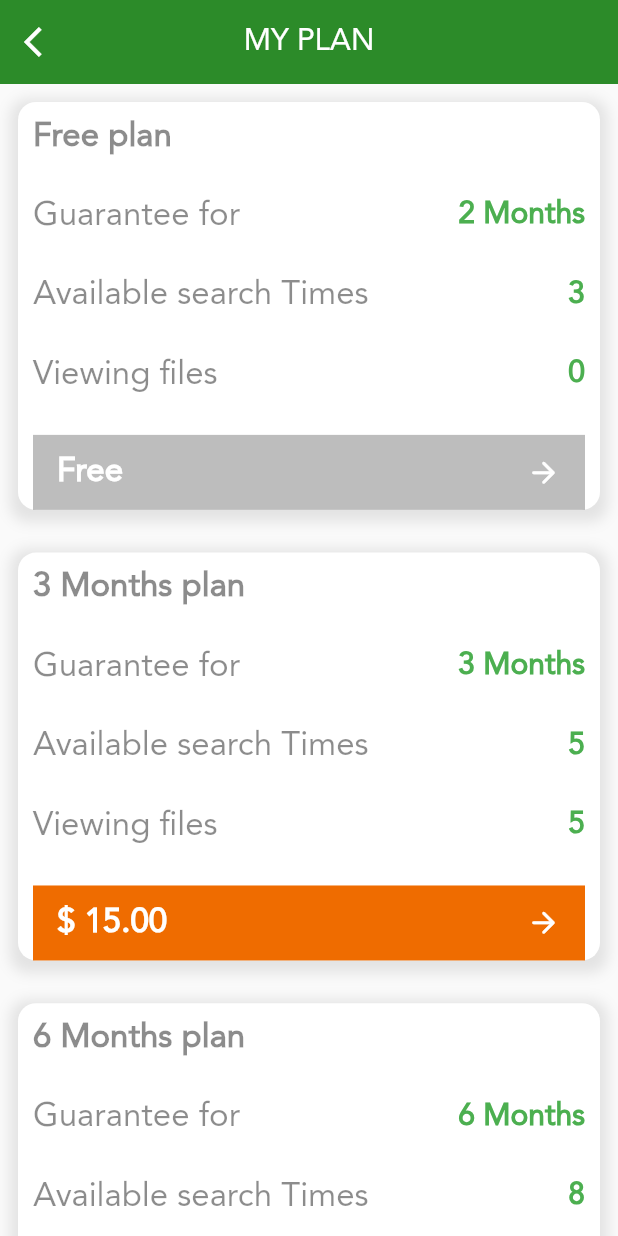
After one commit to khaledshehata1997/hvacr_toolbox, a Flutter app: the MyPlan screen opened directly, on a phone screen of 412 x 824 dp. The commit adds this screen. Run offline on Flutter 3.47's test engine with Material 2 defaults, Android fonts, the phone set to English and light mode, and no system bars; our stand-ins replace splashscreen.

Commit message:
3 commit (khaled)

```diff
--- /dev/null
+++ b/lib/screens/my_plan.dart
@@ -0,0 +1,456 @@
+import 'package:flutter/material.dart';
+import 'package:hvacr_tool_box/widgets/appBar.dart';
+import 'package:hvacr_tool_box/widgets/default_button.dart';
+
+class MyPlan extends StatelessWidget {
+  @override
+  Widget build(BuildContext context) {
+    var mediQuery=MediaQuery.of(context).size;
+    return Scaffold(
+      appBar: appbar(context, 'MY PLAN', true),
+      body: ListView(
+        children: [
+          Container(
+            margin: EdgeInsets.only(left: 12,right: 12,top: 12),
+            padding: EdgeInsets.only(top: 10,left: 10,right: 10),
+            width: mediQuery.width * .9,
+            height: mediQuery.height * .33,
+            decoration: BoxDecoration(
+              color: Colors.white,
+              boxShadow: [
+                BoxShadow(
+                  color: Colors.grey.withOpacity(0.25),
+                  spreadRadius: 5,
+                  blurRadius: 7,
+                  offset: Offset(0, 3), // changes position of shadow
+                ),
+              ],
+              borderRadius: BorderRadius.circular(12),
+            ),
+            child: Column(
+              mainAxisAlignment: MainAxisAlignment.spaceBetween,
+              crossAxisAlignment: CrossAxisAlignment.start,
+              children: [
+                Text(
+                  "Free plan",
+                  style: TextStyle(
+                      fontSize: 22,
+                      color: Colors.black45,
+                      fontWeight: FontWeight.bold),
+                ),
+                Row(
+                  mainAxisAlignment: MainAxisAlignment.spaceBetween,
+                  children: [
+                    Text(
+                      "Guarantee for",
+                      style: TextStyle(
+                          fontSize: 22,
+                          color: Colors.black45,
+                          fontWeight: FontWeight.w500),
+                    ),
+                    Text(
+                      "2 Months",
+                      style: TextStyle(
+                          fontSize: 20,
+                          color: Colors.green,
+                          fontWeight: FontWeight.bold),
+                    ),
+                  ],
+                ),
+                Row(
+                  mainAxisAlignment: MainAxisAlignment.spaceBetween,
+                  children: [
+                    Text(
+                      "Available search Times ",
+                      style: TextStyle(
+                          fontSize: 22,
+                          color: Colors.black45,
+                          fontWeight: FontWeight.w500),
+                    ),
+                    Text(
+                      "3",
+                      style: TextStyle(
+                          fontSize: 20,
+                          color: Colors.green,
+                          fontWeight: FontWeight.bold),
+                    ),
+                  ],
+                ),
+                Row(
+                  mainAxisAlignment: MainAxisAlignment.spaceBetween,
+                  children: [
+                    Text(
+                      "Viewing files",
+                      style: TextStyle(
+                          fontSize: 22,
+                          color: Colors.black45,
+                          fontWeight: FontWeight.w500),
+                    ),
+                    Text(
+                      "0",
+                      style: TextStyle(
+                          fontSize: 20,
+                          color: Colors.green,
+                          fontWeight: FontWeight.bold),
+                    ),
+                  ],
+                ),
+                Container(
+                  width: mediQuery.width *.9,
+                  height: 50,
+                  color: Colors.black26,
+                  child: FlatButton(
+                    onPressed: (){},
+                    child: Row(
+                      mainAxisAlignment: MainAxisAlignment.spaceBetween,
+                      children: [
+                      Text(
+                        "Free ",
+                        style: TextStyle(
+                            fontSize: 22,
+                            color: Colors.white,
+                            fontWeight: FontWeight.bold),
+                      ),
+                        Icon(Icons.arrow_forward_rounded,color: Colors.white,size: 23,)
+                    ],),
+                  ),
+
+                )
+              ],
+            ),
+          ),
+          SizedBox(height: mediQuery.height*.02,),
+          Container(
+            margin: EdgeInsets.only(left: 12,right: 12,top: 12),
+            padding: EdgeInsets.only(top: 10,left: 10,right: 10),
+            width: mediQuery.width * .9,
+            height: mediQuery.height * .33,
+            decoration: BoxDecoration(
+              color: Colors.white,
+              boxShadow: [
+                BoxShadow(
+                  color: Colors.grey.withOpacity(0.25),
+                  spreadRadius: 5,
+                  blurRadius: 7,
+                  offset: Offset(0, 3), // changes position of shadow
+                ),
+              ],
+              borderRadius: BorderRadius.circular(12),
+            ),
+            child: Column(
+              mainAxisAlignment: MainAxisAlignment.spaceBetween,
+              crossAxisAlignment: CrossAxisAlignment.start,
+              children: [
+                Text(
+                  "3 Months plan",
+                  style: TextStyle(
+                      fontSize: 22,
+                      color: Colors.black45,
+                      fontWeight: FontWeight.bold),
+                ),
+                Row(
+                  mainAxisAlignment: MainAxisAlignment.spaceBetween,
+                  children: [
+                    Text(
+                      "Guarantee for",
+                      style: TextStyle(
+                          fontSize: 22,
+                          color: Colors.black45,
+                          fontWeight: FontWeight.w500),
+                    ),
+                    Text(
+                      "3 Months",
+                      style: TextStyle(
+                          fontSize: 20,
+                          color: Colors.green,
+                          fontWeight: FontWeight.bold),
+                    ),
+                  ],
+                ),
+                Row(
+                  mainAxisAlignment: MainAxisAlignment.spaceBetween,
+                  children: [
+                    Text(
+                      "Available search Times ",
+                      style: TextStyle(
+                          fontSize: 22,
+                          color: Colors.black45,
+                          fontWeight: FontWeight.w500),
+                    ),
+                    Text(
+                      "5",
+                      style: TextStyle(
+                          fontSize: 20,
+                          color: Colors.green,
+                          fontWeight: FontWeight.bold),
+                    ),
+                  ],
+                ),
+                Row(
+                  mainAxisAlignment: MainAxisAlignment.spaceBetween,
+                  children: [
+                    Text(
+                      "Viewing files",
+                      style: TextStyle(
+                          fontSize: 22,
+                          color: Colors.black45,
+                          fontWeight: FontWeight.w500),
+                    ),
+                    Text(
+                      "5",
+                      style: TextStyle(
+                          fontSize: 20,
+                          color: Colors.green,
+                          fontWeight: FontWeight.bold),
+                    ),
+                  ],
+                ),
+                Container(
+                  width: mediQuery.width *.9,
+                  height: 50,
+                  color: Colors.orange[800],
+                  child: FlatButton(
+                    onPressed: (){},
+                    child: Row(
+                      mainAxisAlignment: MainAxisAlignment.spaceBetween,
+                      children: [
+                        Text(
+                          "\$ 15.00 ",
+                          style: TextStyle(
+                              fontSize: 22,
+                              color: Colors.white,
+                              fontWeight: FontWeight.bold),
+                        ),
+                        Icon(Icons.arrow_forward_rounded,color: Colors.white,size: 23,)
+                      ],),
+                  ),
+
+                )
+              ],
+            ),
+          ),
+          SizedBox(height: mediQuery.height*.02,),
+          Container(
+            margin: EdgeInsets.only(left: 12,right: 12,top: 12),
+            padding: EdgeInsets.only(top: 10,left: 10,right: 10),
+            width: mediQuery.width * .9,
+            height: mediQuery.height * .33,
+            decoration: BoxDecoration(
+              color: Colors.white,
+              boxShadow: [
+                BoxShadow(
+                  color: Colors.grey.withOpacity(0.25),
+                  spreadRadius: 5,
+                  blurRadius: 7,
+                  offset: Offset(0, 3), // changes position of shadow
+                ),
+              ],
+              borderRadius: BorderRadius.circular(12),
+            ),
+            child: Column(
+              mainAxisAlignment: MainAxisAlignment.spaceBetween,
+              crossAxisAlignment: CrossAxisAlignment.start,
+              children: [
+                Text(
+                  "6 Months plan",
+                  style: TextStyle(
+                      fontSize: 22,
+                      color: Colors.black45,
+                      fontWeight: FontWeight.bold),
+                ),
+                Row(
+                  mainAxisAlignment: MainAxisAlignment.spaceBetween,
+                  children: [
+                    Text(
+                      "Guarantee for",
+                      style: TextStyle(
+                          fontSize: 22,
+                          color: Colors.black45,
+                          fontWeight: FontWeight.w500),
+                    ),
+                    Text(
+                      "6 Months",
+                      style: TextStyle(
+                          fontSize: 20,
+                          color: Colors.green,
+                          fontWeight: FontWeight.bold),
+                    ),
+                  ],
+                ),
+                Row(
+                  mainAxisAlignment: MainAxisAlignment.spaceBetween,
+                  children: [
+                    Text(
+                      "Available search Times ",
+                      style: TextStyle(
+                          fontSize: 22,
+                          color: Colors.black45,
+                          fontWeight: FontWeight.w500),
+                    ),
+                    Text(
+                      "8",
+                      style: TextStyle(
+                          fontSize: 20,
+                          color: Colors.green,
+                          fontWeight: FontWeight.bold),
+                    ),
+                  ],
+                ),
+                Row(
+                  mainAxisAlignment: MainAxisAlignment.spaceBetween,
+                  children: [
+                    Text(
+                      "Viewing files",
+                      style: TextStyle(
+                          fontSize: 22,
+                          color: Colors.black45,
+                          fontWeight: FontWeight.w500),
+                    ),
+                    Text(
+                      "8",
+                      style: TextStyle(
+                          fontSize: 20,
+                          color: Colors.green,
+                          fontWeight: FontWeight.bold),
+                    ),
+                  ],
+                ),
+                Container(
+                  width: mediQuery.width *.9,
+                  height: 50,
+                  color: Colors.yellowAccent[700],
+                  child: FlatButton(
+                    onPressed: (){},
+                    child: Row(
+                      mainAxisAlignment: MainAxisAlignment.spaceBetween,
+                      children: [
+                        Text(
+                          "\$ 20.00 ",
+                          style: TextStyle(
+                              fontSize: 22,
+                              color: Colors.white,
+                              fontWeight: FontWeight.bold),
+                        ),
+                        Icon(Icons.arrow_forward_rounded,color: Colors.white,size: 23,)
+                      ],),
+                  ),
+
+                )
+              ],
+            ),
+          ),
+          SizedBox(height: mediQuery.height*.02,),
+          Container(
+            margin: EdgeInsets.only(left: 12,right: 12,top: 12),
+            padding: EdgeInsets.only(top: 10,left: 10,right: 10),
+            width: mediQuery.width * .9,
+            height: mediQuery.height * .33,
+            decoration: BoxDecoration(
+              color: Colors.white,
+              boxShadow: [
+                BoxShadow(
+                  color: Colors.grey.withOpacity(0.25),
+                  spreadRadius: 5,
+                  blurRadius: 7,
+                  offset: Offset(0, 3), // changes position of shadow
+                ),
+              ],
+              borderRadius: BorderRadius.circular(12),
+            ),
+            child: Column(
+              mainAxisAlignment: MainAxisAlignment.spaceBetween,
+              crossAxisAlignment: CrossAxisAlignment.start,
+              children: [
+                Text(
+                  "6 Months plan",
+                  style: TextStyle(
+                      fontSize: 22,
+                      color: Colors.black45,
+                      fontWeight: FontWeight.bold),
+                ),
+                Row(
+                  mainAxisAlignment: MainAxisAlignment.spaceBetween,
+                  children: [
+                    Text(
+                      "Guarantee for",
+                      style: TextStyle(
+                          fontSize: 22,
+                          color: Colors.black45,
+                          fontWeight: FontWeight.w500),
+                    ),
+                    Text(
+                      "12 Months",
+                      style: TextStyle(
+                          fontSize: 20,
+                          color: Colors.green,
+                          fontWeight: FontWeight.bold),
+                    ),
+                  ],
+                ),
+                Row(
+                  mainAxisAlignment: MainAxisAlignment.spaceBetween,
+                  children: [
+                    Text(
+                      "Available search Times ",
+                      style: TextStyle(
+                          fontSize: 22,
+                          color: Colors.black45,
+                          fontWeight: FontWeight.w500),
+                    ),
+                    Text(
+                      "10",
+                      style: TextStyle(
+                          fontSize: 20,
+                          color: Colors.green,
+                          fontWeight: FontWeight.bold),
+                    ),
+                  ],
+                ),
+                Row(
+                  mainAxisAlignment: MainAxisAlignment.spaceBetween,
+                  children: [
+                    Text(
+                      "Viewing files",
+                      style: TextStyle(
+                          fontSize: 22,
+                          color: Colors.black45,
+                          fontWeight: FontWeight.w500),
+                    ),
+                    Text(
+                      "10",
+                      style: TextStyle(
+                          fontSize: 20,
+                          color: Colors.green,
+                          fontWeight: FontWeight.bold),
+                    ),
+                  ],
+                ),
+                Container(
+                  width: mediQuery.width *.9,
+                  height: 50,
+                  color: Colors.green,
+                  child: FlatButton(
+                    onPressed: (){},
+                    child: Row(
+                      mainAxisAlignment: MainAxisAlignment.spaceBetween,
+                      children: [
+                        Text(
+                          "\$ 30.00 ",
+                          style: TextStyle(
+                              fontSize: 22,
+                              color: Colors.white,
+                              fontWeight: FontWeight.bold),
+                        ),
+                        Icon(Icons.arrow_forward_rounded,color: Colors.white,size: 23,)
+                      ],),
+                  ),
+
+                )
+              ],
+            ),
+          ),
+        ],
+      ),
+    );
+  }
+}
```
Also changed, not shown: lib/main.dart (+12 -1 lines), lib/screens/edit_my_profile.dart (added, +153 -0 lines), lib/screens/settings.dart (added, +82 -0 lines).
